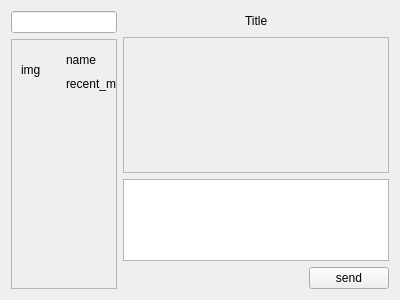
The window that client/pc/src/ui/chat.ui (SkyUOI/OurChat) describes before a commit, drawn with Qt 5.
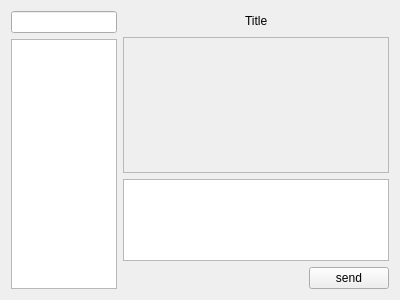
The same window after the commit.

Commit message: feat(client-pc): session_list and session_box

The edit to the form file:
```diff
--- a/client/pc/src/ui/chat.ui
+++ b/client/pc/src/ui/chat.ui
@@ -20,54 +20,10 @@
       <widget class="QLineEdit" name="search_chat"/>
      </item>
      <item>
-      <widget class="QScrollArea" name="chat_list">
-       <property name="horizontalScrollBarPolicy">
-        <enum>Qt::ScrollBarAlwaysOff</enum>
+      <widget class="QListWidget" name="session_list">
+       <property name="resizeMode">
+        <enum>QListView::Adjust</enum>
        </property>
-       <property name="widgetResizable">
-        <bool>false</bool>
-       </property>
-       <widget class="QWidget" name="scrollAreaWidgetContents">
-        <property name="geometry">
-         <rect>
-          <x>0</x>
-          <y>0</y>
-          <width>200</width>
-          <height>60</height>
-         </rect>
-        </property>
-        <layout class="QVBoxLayout" name="verticalLayout_2">
-         <item>
-          <layout class="QHBoxLayout" name="horizontalLayout_4" stretch="2,7">
-           <item>
-            <widget class="QLabel" name="label">
-             <property name="text">
-              <string notr="true">img</string>
-             </property>
-            </widget>
-           </item>
-           <item>
-            <layout class="QVBoxLayout" name="verticalLayout" stretch="2,1">
-             <item>
-              <widget class="QLabel" name="label_2">
-               <property name="text">
-                <string notr="true">name</string>
-               </property>
-              </widget>
-             </item>
-             <item>
-              <widget class="QLabel" name="label_3">
-               <property name="text">
-                <string notr="true">recent_message</string>
-               </property>
-              </widget>
-             </item>
-            </layout>
-           </item>
-          </layout>
-         </item>
-        </layout>
-       </widget>
       </widget>
      </item>
     </layout>
```
Left out of the diff: 4 changed lines with no effect on the pictures. The commit also changes 5 other files.
